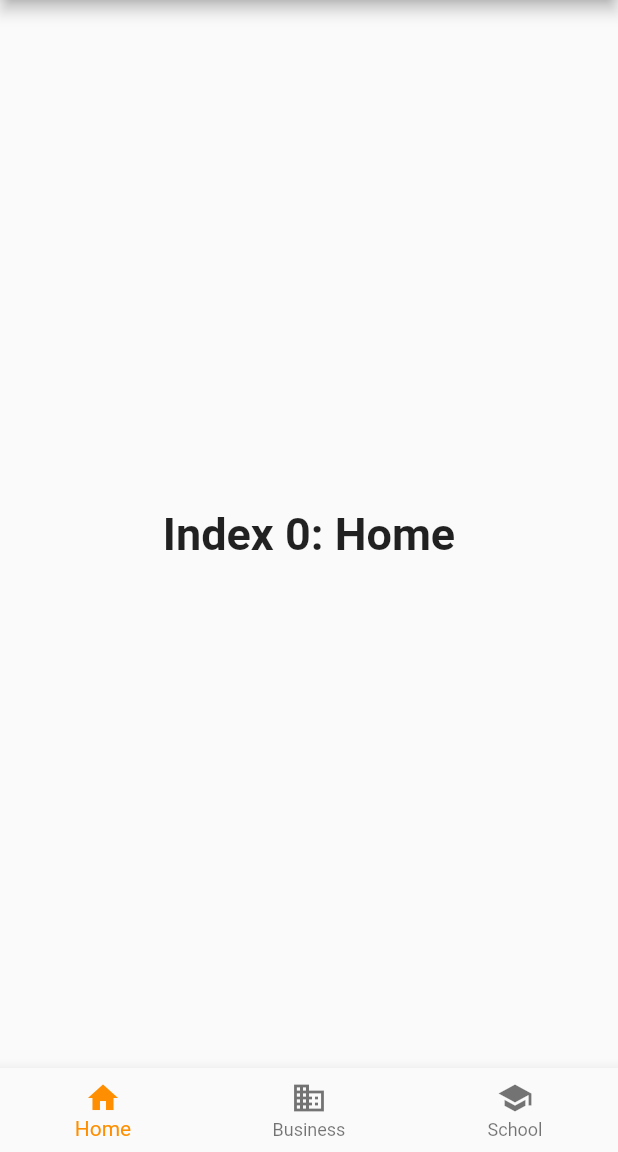
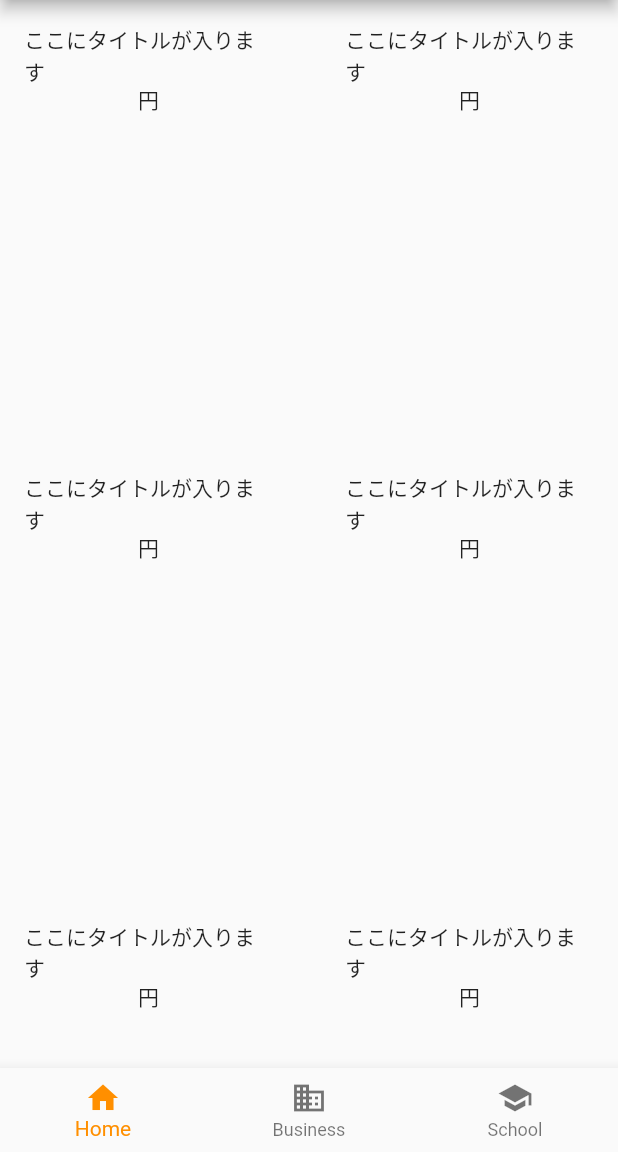
Before and after one commit to shuhei-fujita/flutter_BottomNavigationBar, a Flutter app: the screen it shows after launch, on a phone screen of 412 x 824 dp, the part 84-1236 px from its top. Run offline on Flutter 3.47's test engine with Material 2 defaults, Android fonts, the phone set to English and light mode, and no system bars.

Commit message:
botttomNavigatioBarを使って画面遷移の実装ができた

```diff
--- /dev/null
+++ b/lib/component/product_card.dart
@@ -0,0 +1,37 @@
+import 'package:flutter/material.dart';
+import 'package:flutterbottomnavigationbar/page/product_detail.dart';
+
+class ProductCard extends StatelessWidget {
+
+  @override
+  Widget build(BuildContext context) {
+    // TODO: implement build
+    return GestureDetector(
+
+      onTap: () async {
+        print("tapped");
+//        Navigator.of(context).pushNamed(
+//          ProductDetail.routeName,
+//        );
+      },
+
+      child: Container(
+        margin: EdgeInsets.all(16),
+
+        child: Column(
+
+            children: <Widget>[
+              SizedBox(
+                height: 40,
+                child: Text("ここにタイトルが入ります"),
+              ),
+              Text("円")
+            ]
+
+        ),
+
+      ),
+    );
+  }
+
+}
--- a/lib/main.dart
+++ b/lib/main.dart
@@ -1,4 +1,9 @@
 import 'package:flutter/material.dart';
+import 'package:flutterbottomnavigationbar/page/page_product_list.dart';
+import 'package:flutterbottomnavigationbar/page/page_profile.dart';
+import 'package:flutterbottomnavigationbar/page/page_store.dart';
+import 'package:flutterbottomnavigationbar/page/product_detail.dart';
+import 'package:flutterbottomnavigationbar/component/product_card.dart';
 
 void main() => runApp(MyApp());
 
@@ -11,6 +16,10 @@ class MyApp extends StatelessWidget {
         primarySwatch: Colors.blue,
       ),
       home: MyHomePage(title: 'Flutter Demo Home Page'),
+
+      routes: {
+        ProductDetail.routeName: (context) => ProductDetail()
+      },
     );
   }
 }
@@ -27,22 +36,29 @@ class MyHomePage extends StatefulWidget {
 class _MyHomePageState extends State<MyHomePage> {
 
   int _selectedIndex = 0;
-  static const TextStyle optionStyle =
-  TextStyle(fontSize: 30, fontWeight: FontWeight.bold);
-  static const List<Widget> _widgetOptions = <Widget>[
-    Text(
-      'Index 0: Home',
-      style: optionStyle,
-    ),
-    Text(
-      'Index 1: Business',
-      style: optionStyle,
-    ),
-    Text(
-      'Index 2: School',
-      style: optionStyle,
-    ),
+
+  static List<Widget> _widgetOptions = <Widget>[
+    PageProductList(),
+    PageStore(),
+    PageProfile(),
   ];
+
+//  static const TextStyle optionStyle =
+//  TextStyle(fontSize: 30, fontWeight: FontWeight.bold);
+//  static const List<Widget> _widgetOptions = <Widget>[
+//    Text(
+//      'Index 0: Home',
+//      style: optionStyle,
+//    ),
+//    Text(
+//      'Index 1: Business',
+//      style: optionStyle,
+//    ),
+//    Text(
+//      'Index 2: School',
+//      style: optionStyle,
+//    ),
+//  ];
 
   void _onItemTapped(int index) {
     setState(() {
@@ -56,7 +72,9 @@ class _MyHomePageState extends State<MyHomePage> {
       appBar: AppBar(
         title: Text(widget.title),
       ),
-      body: Center(
+      body:
+//      _productsList(context),
+      Center(
         child: _widgetOptions.elementAt(_selectedIndex),
       ),
       bottomNavigationBar: BottomNavigationBar(
@@ -80,4 +98,31 @@ class _MyHomePageState extends State<MyHomePage> {
       ),
     );
   }
+
+  Widget _productsList(BuildContext context) {
+    return Container(
+      // GridViewはウィジェットをグリッドで表示してくれるウィジェット
+      // iOS UIKitで言うところの UICollectionView
+      // GridView.builderというfactory(カスタムコンストラクタ)で初期化する
+      child: GridView.builder(
+          gridDelegate: SliverGridDelegateWithFixedCrossAxisCount(
+            // グリッド横方向のウィジェット数
+            crossAxisCount: 2,
+            crossAxisSpacing: 16,
+            mainAxisSpacing: 16,
+            // グリッド表示するウィジェットの縦横比
+            childAspectRatio: 0.7,
+          ),
+          // グリッドに表示したいウィジェットの数
+          itemCount: 6,
+          // itemBuilderはGridViewのインデックス毎に表示したいウィジェットを返すデリゲート
+          // context, indexを引数にとり、ウィジェットを返す関数を指定してやる
+          // itemContの回数だけ呼ばれる、この例では6回
+          itemBuilder: (context, index) {
+            // とりあえずグレーのコンテナを表示してみる
+            return ProductCard();
+          }),
+    );
+  }
+
 }
--- /dev/null
+++ b/lib/page/page_product_list.dart
@@ -0,0 +1,36 @@
+import 'package:flutter/material.dart';
+import 'package:flutterbottomnavigationbar/component/product_card.dart';
+
+class PageProductList extends StatelessWidget {
+  // 画面を遷移するために必要なウィジェットの名前を定義する
+  static const routeName = "/productDetail";
+
+  @override
+  Widget build(BuildContext context) {
+    return Scaffold(
+      body: Container(
+        // GridViewはウィジェットをグリッドで表示してくれるウィジェット
+        // iOS UIKitで言うところの UICollectionView
+        // GridView.builderというfactory(カスタムコンストラクタ)で初期化する
+        child: GridView.builder(
+            gridDelegate: SliverGridDelegateWithFixedCrossAxisCount(
+              // グリッド横方向のウィジェット数
+              crossAxisCount: 2,
+              crossAxisSpacing: 16,
+              mainAxisSpacing: 16,
+              // グリッド表示するウィジェットの縦横比
+              childAspectRatio: 0.7,
+            ),
+            // グリッドに表示したいウィジェットの数
+            itemCount: 6,
+            // itemBuilderはGridViewのインデックス毎に表示したいウィジェットを返すデリゲート
+            // context, indexを引数にとり、ウィジェットを返す関数を指定してやる
+            // itemContの回数だけ呼ばれる、この例では6回
+            itemBuilder: (context, index) {
+              // とりあえずグレーのコンテナを表示してみる
+              return ProductCard();
+            }),
+      ),
+    );
+  }
+}
```
Also changed, not shown: lib/page/page_profile.dart (added, +11 -0 lines), lib/page/page_store.dart (added, +11 -0 lines), lib/page/product_detail.dart (added, +23 -0 lines).
